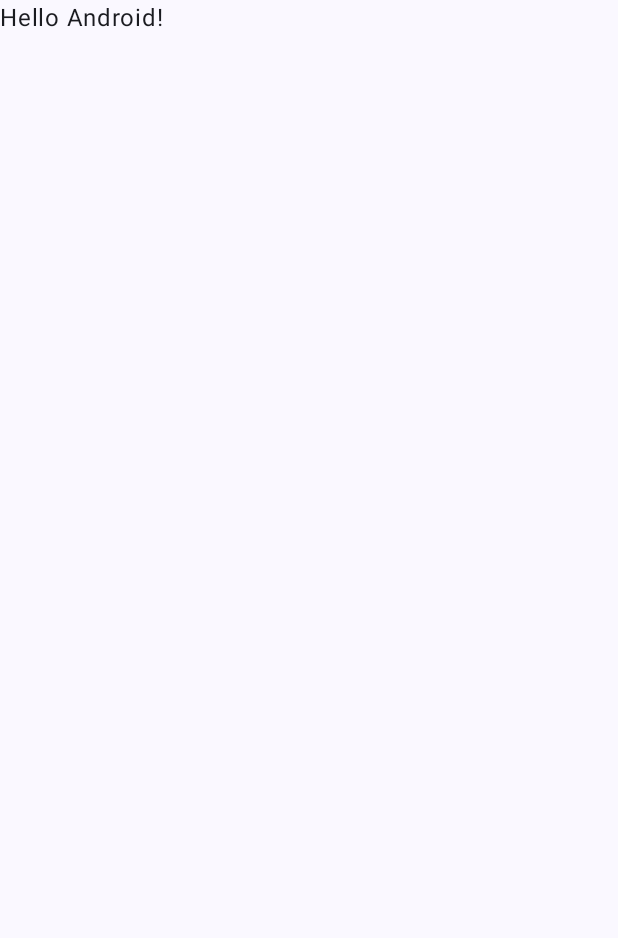
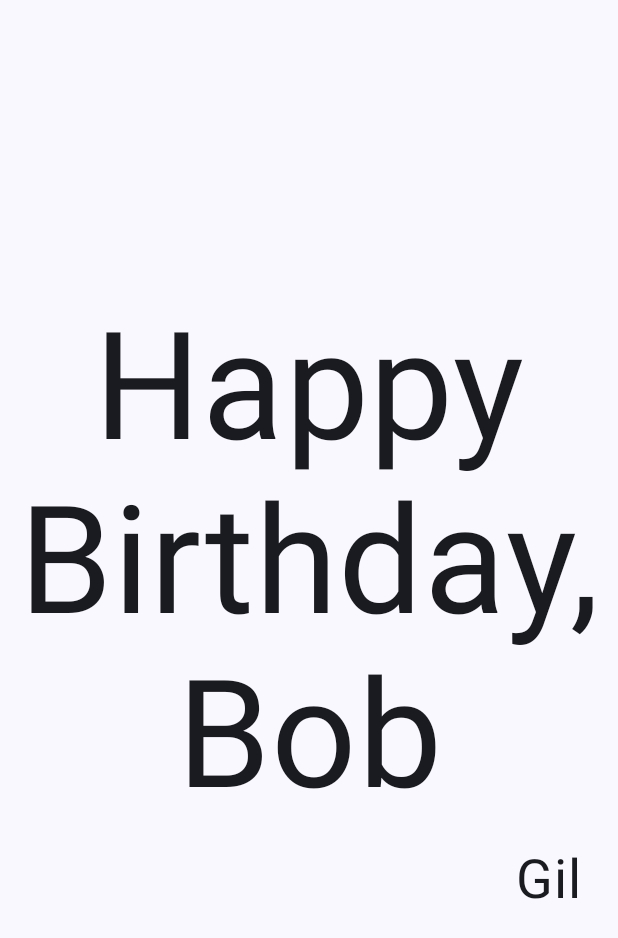
Before and after one commit to Gil32610/Happy-Birthday-Card, an Android app built with Jetpack Compose: the screen it shows after launch (MainActivity), on a phone screen of 412 x 824 dp. Before the commit the part shown is almost empty. Shown: the top 938 px of the screen. Run offline under Robolectric (Android 15) with nearby library versions, the phone set to English and light mode, and no system bars.

Commit message:
birthday message

```diff
--- a/app/src/main/java/com/example/happybirthdaycard/MainActivity.kt
+++ b/app/src/main/java/com/example/happybirthdaycard/MainActivity.kt
@@ -3,13 +3,21 @@ package com.example.happybirthdaycard
 import android.os.Bundle
 import androidx.activity.ComponentActivity
 import androidx.activity.compose.setContent
+import androidx.compose.foundation.layout.Arrangement
+import androidx.compose.foundation.layout.Column
+import androidx.compose.foundation.layout.Row
 import androidx.compose.foundation.layout.fillMaxSize
+import androidx.compose.foundation.layout.padding
 import androidx.compose.material3.MaterialTheme
 import androidx.compose.material3.Surface
 import androidx.compose.material3.Text
 import androidx.compose.runtime.Composable
+import androidx.compose.ui.Alignment
 import androidx.compose.ui.Modifier
+import androidx.compose.ui.text.style.TextAlign
 import androidx.compose.ui.tooling.preview.Preview
+import androidx.compose.ui.unit.dp
+import androidx.compose.ui.unit.sp
 import com.example.happybirthdaycard.ui.theme.HappyBirthdayCardTheme
 
 class MainActivity : ComponentActivity() {
@@ -22,7 +30,7 @@ class MainActivity : ComponentActivity() {
                     modifier = Modifier.fillMaxSize(),
                     color = MaterialTheme.colorScheme.background
                 ) {
-                    Greeting("Android")
+                      GreetingText(message = "Happy Birthday, Bob", from = "Gil")
                 }
             }
         }
@@ -30,17 +38,34 @@ class MainActivity : ComponentActivity() {
 }
 
 @Composable
-fun Greeting(name: String, modifier: Modifier = Modifier) {
-    Text(
-        text = "Hello $name!",
-        modifier = modifier
-    )
+fun GreetingText(modifier: Modifier = Modifier, message: String, from: String = " "){
+
+    Column (
+        modifier = modifier.padding(8.dp),
+        verticalArrangement = Arrangement.Center){
+        Text(
+            text = message,
+            fontSize = 100.sp,
+            lineHeight = 116.sp,
+            textAlign = TextAlign.Center
+        )
+        Text(
+            text = from,
+            fontSize = 36.sp,
+            modifier = Modifier
+                .padding(16.dp)
+                .align(alignment = Alignment.End)
+        )
+    }
+
+
+
 }
 
 @Preview(showBackground = true)
 @Composable
 fun BirthdayCardPreview() {
     HappyBirthdayCardTheme {
-        Greeting("Android")
+    GreetingText(message = "What's up. Happy Birthday, Bob", from = "from Gil")
     }
 }
```
